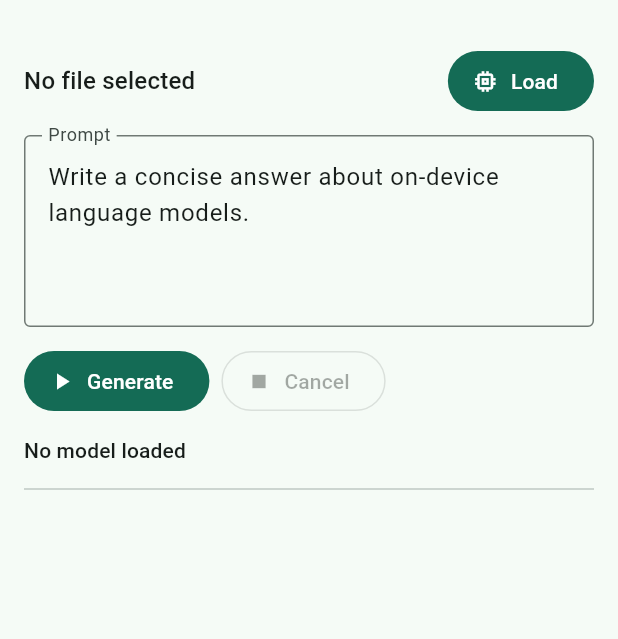
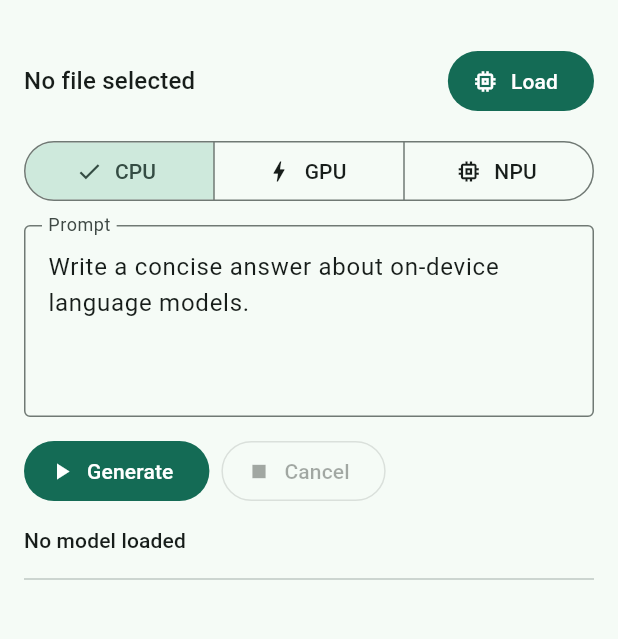
Before and after one commit to gsmlg-app/lib_litert_lm, a Flutter app: the screen it shows after launch, on a phone screen of 412 x 824 dp, the part 63-702 px from its top. Run offline on Flutter 3.47's test engine with Material 3 defaults, Android fonts, the phone set to English and light mode, and no system bars; our stand-ins replace file_picker; missing offline and left inert: dart:ffi.

Commit message:
feat(android): add vulkan and npu bundle support

```diff
--- a/example/lib/main.dart
+++ b/example/lib/main.dart
@@ -35,6 +35,7 @@ class _LiteRtLmExampleScreenState extends State<LiteRtLmExampleScreen> {
   final _promptController = TextEditingController(
     text: 'Write a concise answer about on-device language models.',
   );
+  final _dispatchDirController = TextEditingController();
 
   LiteRtLm? _client;
   LiteRtLmEngine? _engine;
@@ -42,6 +43,7 @@ class _LiteRtLmExampleScreenState extends State<LiteRtLmExampleScreen> {
   StreamSubscription<LiteRtLmEvent>? _subscription;
 
   String? _modelPath;
+  String _backend = 'cpu';
   String _output = '';
   String _status = 'No model loaded';
   var _loading = false;
@@ -54,6 +56,7 @@ class _LiteRtLmExampleScreenState extends State<LiteRtLmExampleScreen> {
     _engine?.dispose();
     _client?.dispose();
     _promptController.dispose();
+    _dispatchDirController.dispose();
     super.dispose();
   }
 
@@ -102,7 +105,11 @@ class _LiteRtLmExampleScreenState extends State<LiteRtLmExampleScreen> {
     final engineResult = await client.loadEngine(
       LiteRtLmEngineConfig(
         modelPath: modelPath,
-        backend: 'cpu',
+        backend: _backend,
+        litertDispatchLibDir:
+            _backend == 'npu' && _dispatchDirController.text.trim().isNotEmpty
+            ? _dispatchDirController.text.trim()
+            : null,
         maxNumTokens: 4096,
       ),
     );
@@ -244,6 +251,41 @@ class _LiteRtLmExampleScreenState extends State<LiteRtLmExampleScreen> {
               ],
             ),
             const SizedBox(height: 12),
+            SegmentedButton<String>(
+              segments: const [
+                ButtonSegment(
+                  value: 'cpu',
+                  icon: Icon(Icons.developer_board),
+                  label: Text('CPU'),
+                ),
+                ButtonSegment(
+                  value: 'gpu',
+                  icon: Icon(Icons.bolt),
+                  label: Text('GPU'),
+                ),
+                ButtonSegment(
+                  value: 'npu',
+                  icon: Icon(Icons.memory),
+                  label: Text('NPU'),
+                ),
+              ],
+              selected: {_backend},
+              onSelectionChanged: _loading || _generating
+                  ? null
+                  : (values) => setState(() => _backend = values.single),
+            ),
+            if (_backend == 'npu') ...[
+              const SizedBox(height: 12),
+              TextField(
+                controller: _dispatchDirController,
+                enabled: !_loading && !_generating,
+                decoration: const InputDecoration(
+                  border: OutlineInputBorder(),
+                  labelText: 'NPU dispatch library directory',
+                ),
+              ),
+            ],
+            const SizedBox(height: 12),
             TextField(
               controller: _promptController,
               enabled: !_generating,
--- a/lib/src/fake_backend.dart
+++ b/lib/src/fake_backend.dart
@@ -15,6 +15,7 @@ final class FakeLiteRtLmBackend implements LiteRtLmBackend {
   final Duration tokenDelay;
 
   final loadedModels = <String>[];
+  final loadedConfigs = <LiteRtLmEngineConfig>[];
   final cancelledSessions = <int>{};
   final disposedSessions = <int>{};
   final disposedEngines = <int>{};
@@ -46,6 +47,7 @@ final class FakeLiteRtLmBackend implements LiteRtLmBackend {
     final id = _nextEngineId++;
     _engines.add(id);
     loadedModels.add(config.modelPath);
+    loadedConfigs.add(config);
     return LiteRtLmOk(id);
   }
 
--- a/lib/src/types.dart
+++ b/lib/src/types.dart
@@ -11,6 +11,7 @@ final class LiteRtLmEngineConfig {
     this.backend = 'cpu',
     this.maxNumTokens,
     this.cacheDir,
+    this.litertDispatchLibDir,
     this.prefillChunkSize,
     this.parallelFileSectionLoading = true,
   });
@@ -19,6 +20,7 @@ final class LiteRtLmEngineConfig {
   final String backend;
   final int? maxNumTokens;
   final String? cacheDir;
+  final String? litertDispatchLibDir;
   final int? prefillChunkSize;
   final bool parallelFileSectionLoading;
 }
```
Also changed, not shown: lib/src/native_backend.dart (+15 -0 lines), 9 other files.
